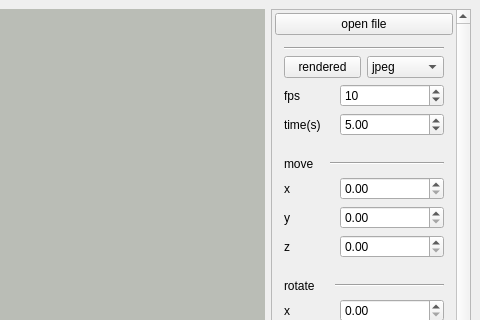
This is src/viewer/mainwindow.ui in maykitbo/3d-viewer as Qt 5 draws it before an edit; both pictures show x 447 to 927 and y 0 to 320 of the 927 by 778 pixel window. The edited form follows.
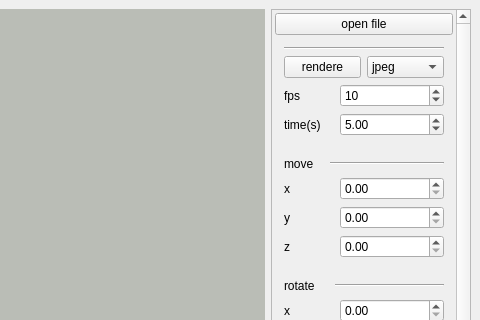
This is the edited form.

The edit to the form file:
```diff
--- a/src/viewer/mainwindow.ui
+++ b/src/viewer/mainwindow.ui
@@ -424,7 +424,7 @@
              <item>
               <widget class="QPushButton" name="renderButton">
                <property name="text">
-                <string>rendered</string>
+                <string>rendere</string>
                </property>
               </widget>
              </item>
```
Left out of the diff: 2 changed lines with no effect on the pictures.
